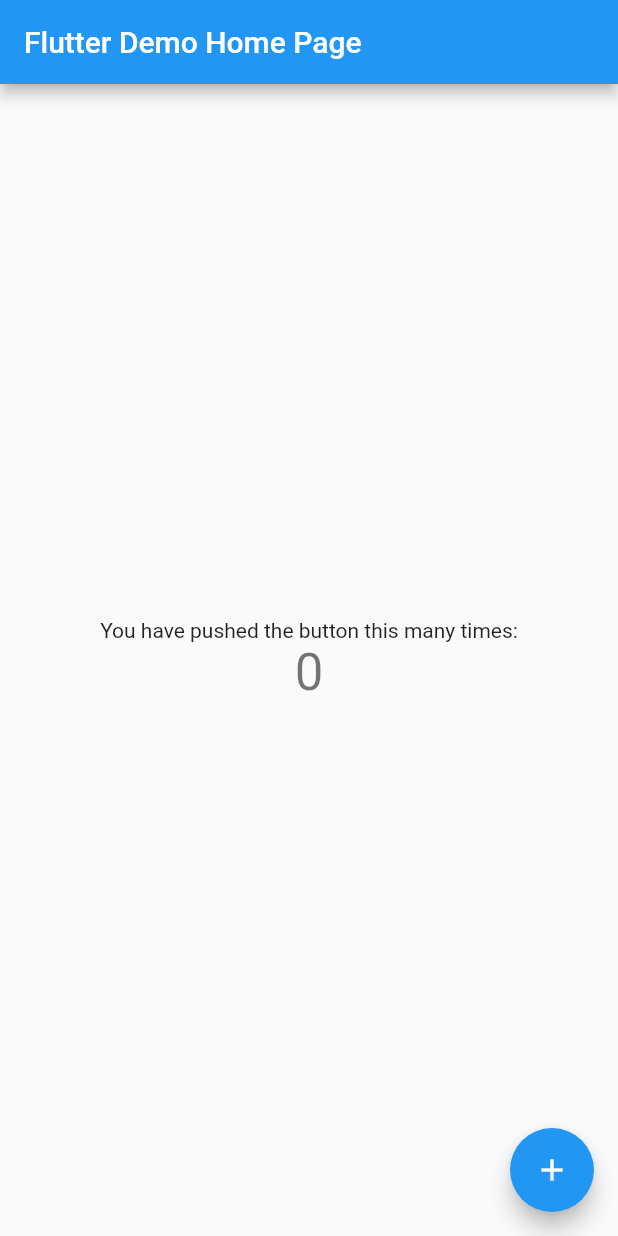
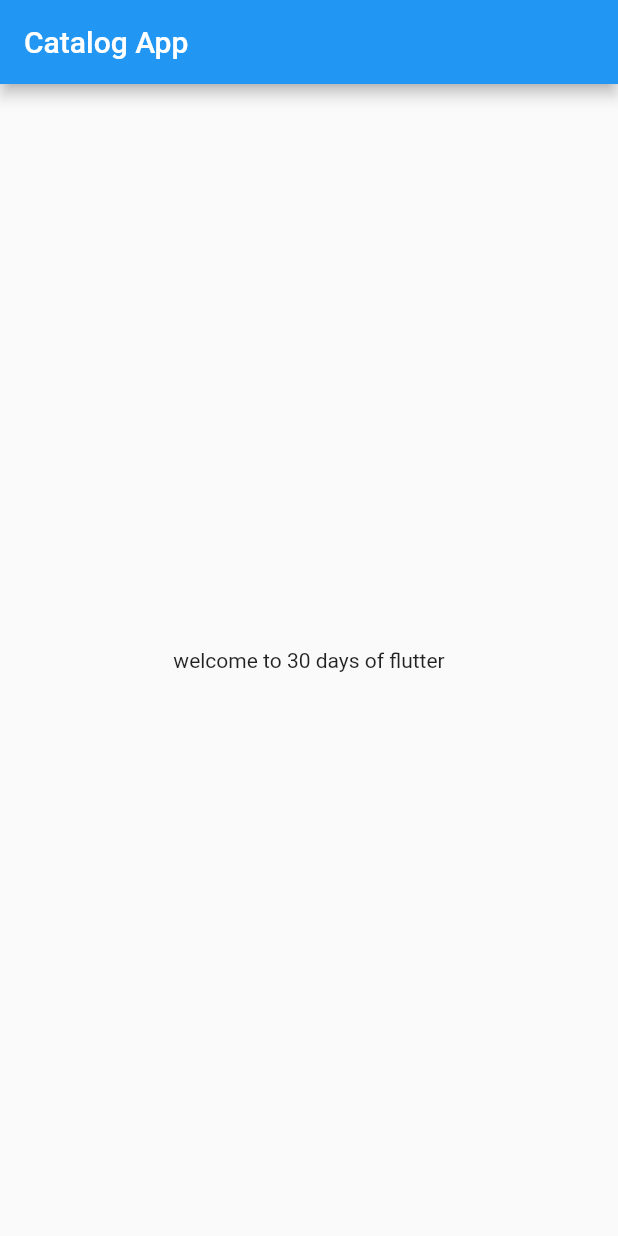
Before and after one commit to Yuvrajsingh-source/twodaysofflutter, a Flutter app: the screen it shows after launch, on a phone screen of 412 x 824 dp. Run offline on Flutter 3.47's test engine with Material 2 defaults, Android fonts, the phone set to English and light mode, and no system bars.

Commit message:
day2 completed

```diff
--- /dev/null
+++ b/lib/home_page.dart
@@ -0,0 +1,16 @@
+import 'package:flutter/material.dart';
+
+class homepage extends StatelessWidget {
+  int days = 30;
+  @override
+  Widget build(BuildContext context) {
+    return Scaffold(
+      appBar: AppBar(title: Text('Catalog App'),),
+      body: Center(
+        child: Container(
+          child: Text('welcome to $days days of flutter'),
+        ),
+      ),
+    );
+  }
+}
--- a/lib/main.dart
+++ b/lib/main.dart
@@ -1,3 +1,4 @@
+import 'package:catalog/home_page.dart';
 import 'package:flutter/material.dart';
 
 void main() {
@@ -5,109 +6,10 @@ void main() {
 }
 
 class MyApp extends StatelessWidget {
-  // This widget is the root of your application.
   @override
   Widget build(BuildContext context) {
     return MaterialApp(
-      title: 'Flutter Demo',
-      theme: ThemeData(
-        // This is the theme of your application.
-        //
-        // Try running your application with "flutter run". You'll see the
-        // application has a blue toolbar. Then, without quitting the app, try
-        // changing the primarySwatch below to Colors.green and then invoke
-        // "hot reload" (press "r" in the console where you ran "flutter run",
-        // or simply save your changes to "hot reload" in a Flutter IDE).
-        // Notice that the counter didn't reset back to zero; the application
-        // is not restarted.
-        primarySwatch: Colors.blue,
-      ),
-      home: MyHomePage(title: 'Flutter Demo Home Page'),
+      home: homepage(),
     );
   }
 }
-
-class MyHomePage extends StatefulWidget {
-  MyHomePage({Key key, this.title}) : super(key: key);
-
-  // This widget is the home page of your application. It is stateful, meaning
-  // that it has a State object (defined below) that contains fields that affect
-  // how it looks.
-
-  // This class is the configuration for the state. It holds the values (in this
-  // case the title) provided by the parent (in this case the App widget) and
-  // used by the build method of the State. Fields in a Widget subclass are
-  // always marked "final".
-
-  final String title;
-
-  @override
-  _MyHomePageState createState() => _MyHomePageState();
-}
-
-class _MyHomePageState extends State<MyHomePage> {
-  int _counter = 0;
-
-  void _incrementCounter() {
-    setState(() {
-      // This call to setState tells the Flutter framework that something has
-      // changed in this State, which causes it to rerun the build method below
-      // so that the display can reflect the updated values. If we changed
-      // _counter without calling setState(), then the build method would not be
-      // called again, and so nothing would appear to happen.
-      _counter++;
-    });
-  }
-
-  @override
-  Widget build(BuildContext context) {
-    // This method is rerun every time setState is called, for instance as done
-    // by the _incrementCounter method above.
-    //
-    // The Flutter framework has been optimized to make rerunning build methods
-    // fast, so that you can just rebuild anything that needs updating rather
-    // than having to individually change instances of widgets.
-    return Scaffold(
-      appBar: AppBar(
-        // Here we take the value from the MyHomePage object that was created by
-        // the App.build method, and use it to set our appbar title.
-        title: Text(widget.title),
-      ),
-      body: Center(
-        // Center is a layout widget. It takes a single child and positions it
-        // in the middle of the parent.
-        child: Column(
-          // Column is also a layout widget. It takes a list of children and
-          // arranges them vertically. By default, it sizes itself to fit its
-          // children horizontally, and tries to be as tall as its parent.
-          //
-          // Invoke "debug painting" (press "p" in the console, choose the
-          // "Toggle Debug Paint" action from the Flutter Inspector in Android
-          // Studio, or the "Toggle Debug Paint" command in Visual Studio Code)
-          // to see the wireframe for each widget.
-          //
-          // Column has various properties to control how it sizes itself and
-          // how it positions its children. Here we use mainAxisAlignment to
-          // center the children vertically; the main axis here is the vertical
-          // axis because Columns are vertical (the cross axis would be
-          // horizontal).
-          mainAxisAlignment: MainAxisAlignment.center,
-          children: <Widget>[
-            Text(
-              'You have pushed the button this many times:',
-            ),
-            Text(
-              '$_counter',
-              style: Theme.of(context).textTheme.headline4,
-            ),
-          ],
-        ),
-      ),
-      floatingActionButton: FloatingActionButton(
-        onPressed: _incrementCounter,
-        tooltip: 'Increment',
-        child: Icon(Icons.add),
-      ), // This trailing comma makes auto-formatting nicer for build methods.
-    );
-  }
-}
```
